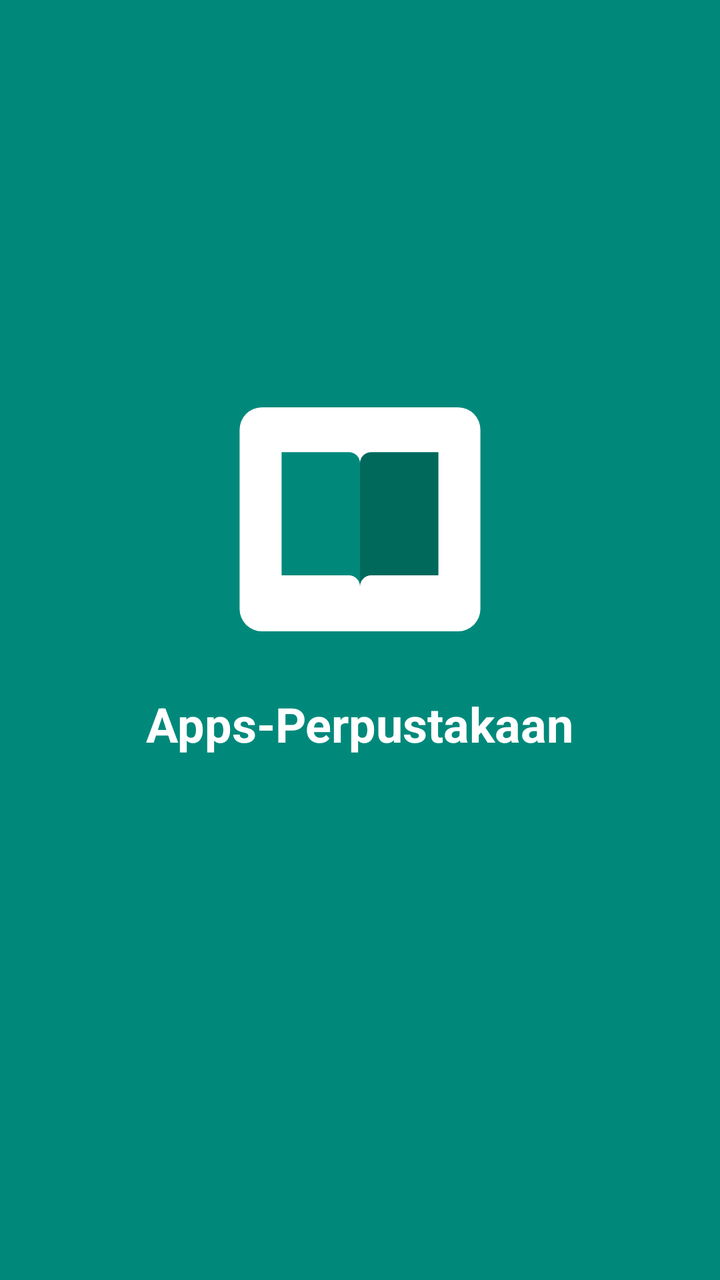
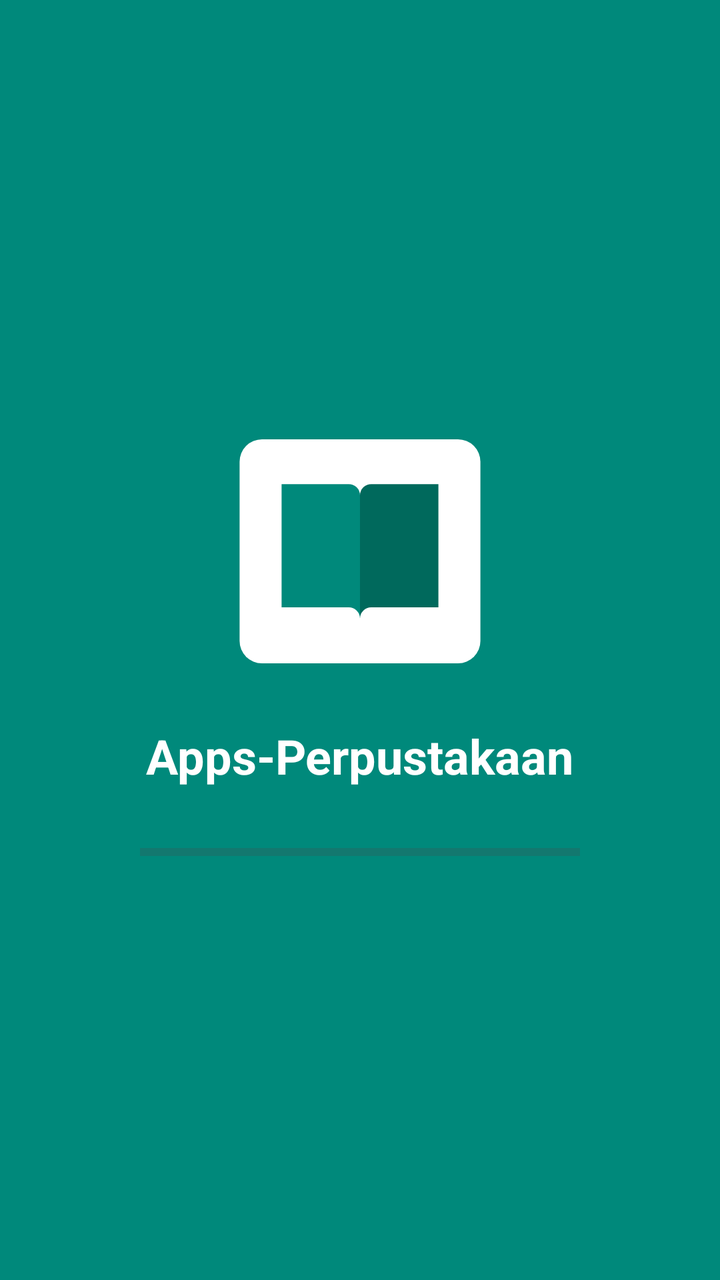

Before-and-after screenshots of an Android layout around one commit, followed by the original layout XML and the change that was made.
<!-- AndroidManifest.xml: application theme Theme.UTSMoprog -->
<!-- res/layout/activity_splash_screen.xml -->
<?xml version="1.0" encoding="utf-8"?>
<LinearLayout xmlns:android="http://schemas.android.com/apk/res/android"
    android:layout_width="match_parent"
    android:layout_height="match_parent"
    android:background="@color/splash_bg"
    android:gravity="center"
    android:orientation="vertical"
    android:padding="24dp">

    <ImageView
        android:layout_width="140dp"
        android:layout_height="140dp"
        android:contentDescription="Logo aplikasi"
        android:src="@drawable/ic_logo" />

    <TextView
        android:layout_width="wrap_content"
        android:layout_height="wrap_content"
        android:layout_marginTop="16dp"
        android:text="Apps-Perpustakaan"
        android:textColor="@android:color/white"
        android:textSize="24sp"
        android:textStyle="bold" />

    <ProgressBar
        android:layout_width="200dp"
        android:layout_height="wrap_content"
        android:layout_marginTop="24dp"
        android:indeterminate="true"
        android:indeterminateTint="@android:color/white"
        />

</LinearLayout>
<!-- resources referenced by this layout -->
<resources>
  <color name="splash_bg">#00897B</color>
  <!-- drawable ic_logo (drawable) -->
  <?xml version="1.0" encoding="utf-8"?>
  <vector xmlns:android="http://schemas.android.com/apk/res/android"
      android:width="140dp"
      android:height="140dp"
      android:viewportWidth="100"
      android:viewportHeight="100">
      <path
          android:fillColor="#FFFFFF"
          android:pathData="M15,10 h70 a8,8 0 0 1 8,8 v64 a8,8 0 0 1 -8,8 h-70 a8,8 0 0 1 -8,-8 v-64 a8,8 0 0 1 8,-8 z" />
      <path
          android:fillColor="#00897B"
          android:pathData="M22,26 h24 a4,4 0 0 1 4,4 v44 a4,4 0 0 0 -4,-4 h-24 z" />
      <path
          android:fillColor="#00695C"
          android:pathData="M78,26 h-24 a4,4 0 0 0 -4,4 v44 a4,4 0 0 1 4,-4 h24 z" />
  </vector>
  <style name="Theme.UTSMoprog" parent="Base.Theme.UTSMoprog" />
  <style name="Base.Theme.UTSMoprog" parent="Theme.Material3.DayNight.NoActionBar">
          
          
      </style>
</resources>

<!-- the commit's change to res/layout/activity_splash_screen.xml (unified diff, before → after) -->
@@ -23,11 +23,12 @@
         android:textStyle="bold" />
 
     <ProgressBar
-        android:layout_width="200dp"
+        android:id="@+id/pbSplash"
+        style="?android:attr/progressBarStyleHorizontal"
+        android:layout_width="220dp"
         android:layout_height="wrap_content"
         android:layout_marginTop="24dp"
-        android:indeterminate="true"
-        android:indeterminateTint="@android:color/white"
-        />
+        android:progressTint="@android:color/white"
+        android:max="100" />
 
 </LinearLayout>
